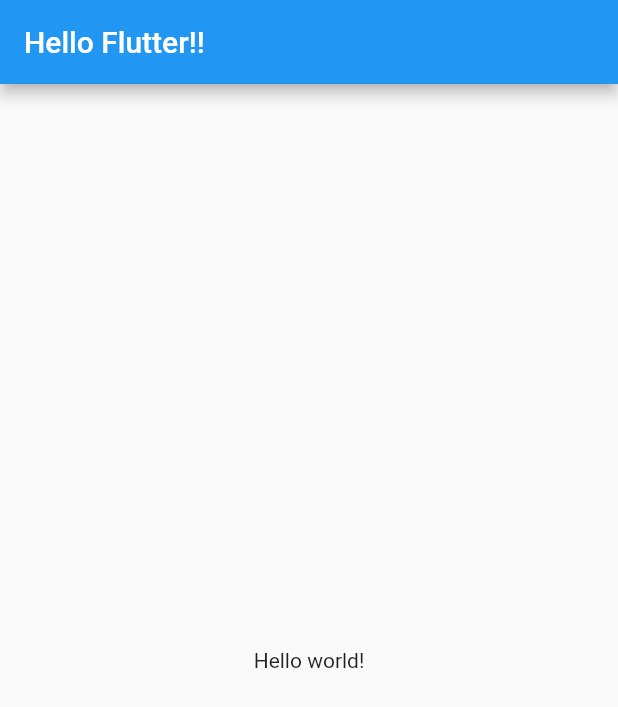
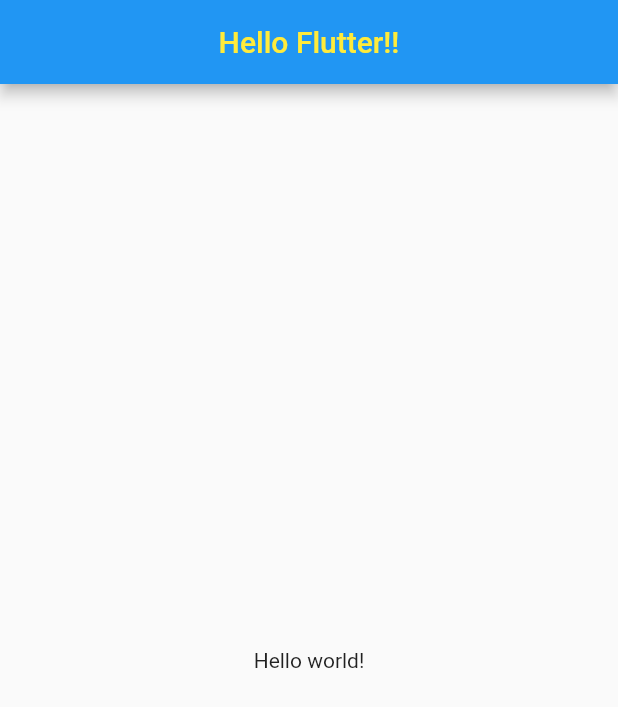
Before and after one commit to jongwon-kr/WebtoonProject, a Flutter app: the screen it shows after launch, on a phone screen of 412 x 824 dp. Shown: the top 707 px of the screen. Run offline on Flutter 3.47's test engine with Material 2 defaults, Android fonts, the light colour scheme and no system bars.

Commit message:
Update main.dart

```diff
--- a/nomardproject/lib/main.dart
+++ b/nomardproject/lib/main.dart
@@ -11,7 +11,11 @@
     return MaterialApp(
       home: Scaffold(
         appBar: AppBar(
-          title: Text('Hello Flutter!!'),
+          backgroundColor: Colors.blue,
+          foregroundColor: Colors.yellow,
+          title: Center(
+            child: Text('Hello Flutter!!'),
+          ),
         ),
         body: Center(
           child: Text('Hello world!'),
```
